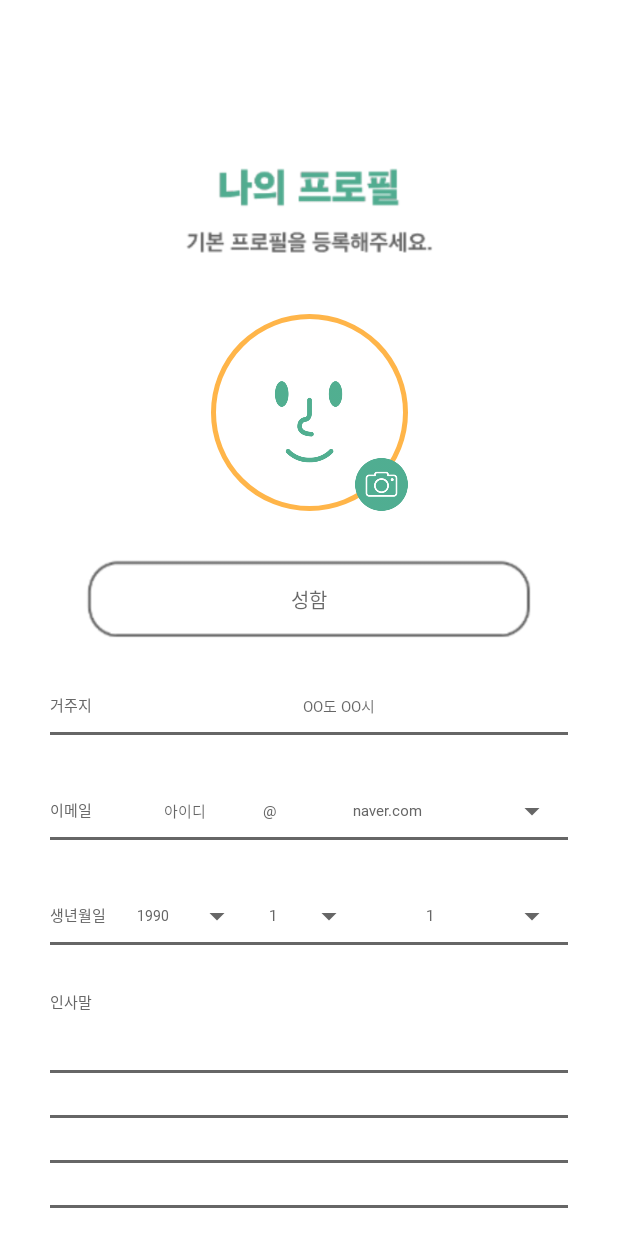
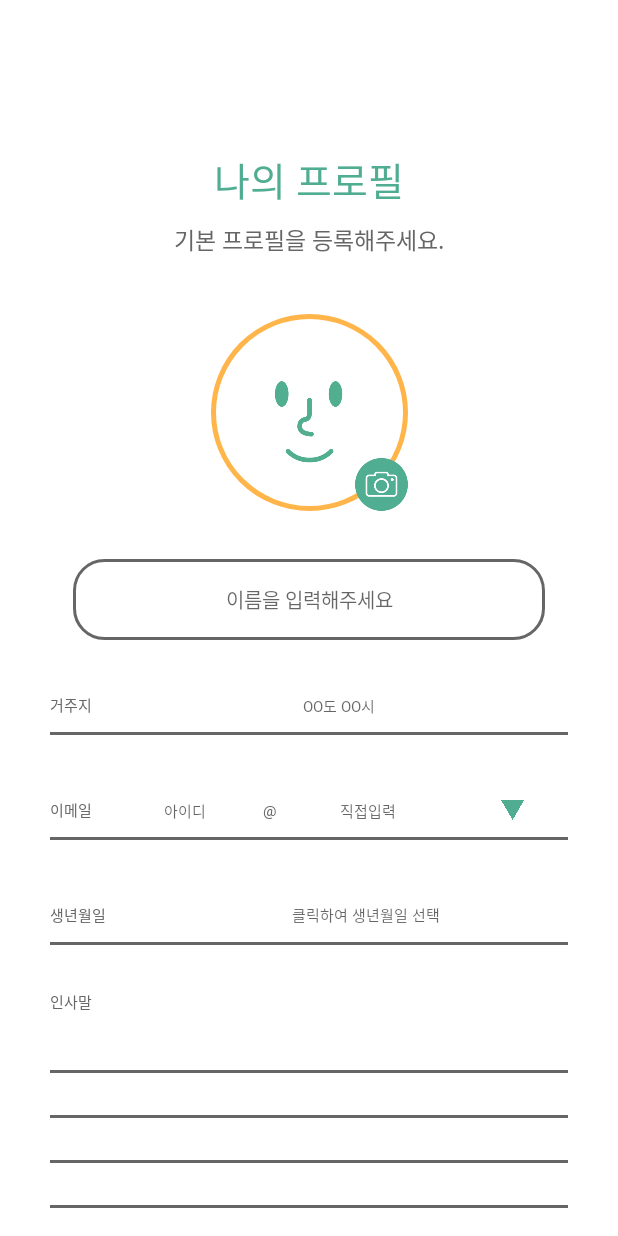
Before and after one commit to mancityg/CSMproject_Android, an Android app: the screen it shows after launch (Firstpage), after a tap on an icon or button, on a phone screen of 412 x 824 dp. Run offline under Robolectric (Android 15) with nearby library versions, the phone set to English and light mode, and no system bars; our stand-ins replace CircleImageView; pictures from the network do not load.

Commit message:
210204 by Jieun

```diff
--- /dev/null
+++ b/app/src/main/res/drawable/firstpage_textbox_rounded2.xml
@@ -0,0 +1,16 @@
+<?xml version="1.0" encoding="utf-8"?>
+<layer-list xmlns:android="http://schemas.android.com/apk/res/android">
+    <item
+        android:bottom="1dp"
+        android:left="1dp"
+        android:right="1dp"
+        android:top="1dp">
+        <shape android:shape="rectangle">
+            <stroke
+                android:width="2dp"
+                android:color="@color/blackTitle" />
+            <corners android:radius="20dp" />
+            <solid android:color="#FFF" />
+        </shape>
+    </item>
+</layer-list>
--- /dev/null
+++ b/app/src/main/res/drawable/selector_popup.xml
@@ -0,0 +1,9 @@
+<?xml version="1.0" encoding="utf-8"?>
+<selector xmlns:android="http://schemas.android.com/apk/res/android">
+    <!-- 클릭했을 경우 -->
+    <item android:state_pressed="true" android:drawable="@color/colorPrimary" />
+    <item android:state_selected="true" android:drawable="@color/colorPrimary" />
+    <!-- 클릭하지 않은 경우 -->
+    <item android:state_pressed="false" android:drawable="@color/windowBackground" />
+    <item android:state_selected="false" android:drawable="@color/windowBackground" />
+</selector>
--- a/app/src/main/res/layout/fragment_login_profile.xml
+++ b/app/src/main/res/layout/fragment_login_profile.xml
@@ -18,15 +18,31 @@
         app:layout_constraintEnd_toEndOf="parent"
         app:layout_constraintStart_toStartOf="parent">
 
-        <ImageView
-            android:id="@+id/letter1_image"
-            android:layout_width="170dp"
-            android:layout_height="100dp"
-            android:src="@drawable/firstpage_profile_letter1"
-            android:layout_marginTop="90dp"
+        <TextView
+            android:layout_width="wrap_content"
+            android:layout_height="wrap_content"
+            android:layout_marginTop="100dp"
+            android:fontFamily="@font/applesdgothicneoh"
+            android:text="나의 프로필"
+            android:textColor="@color/colorPrimary"
+            android:textSize="26sp"
+            android:background="@color/transparent"
             app:layout_constraintEnd_toEndOf="parent"
             app:layout_constraintStart_toStartOf="parent"
-            app:layout_constraintTop_toTopOf="parent"/>
+            app:layout_constraintTop_toTopOf="parent" />
+
+        <TextView
+            android:layout_width="wrap_content"
+            android:layout_height="wrap_content"
+            android:layout_marginTop="148dp"
+            android:background="@color/transparent"
+            android:fontFamily="@font/applesdgothicneoeb"
+            android:text="기본 프로필을 등록해주세요."
+            android:textColor="@color/blackTitle"
+            android:textSize="15sp"
+            app:layout_constraintEnd_toEndOf="parent"
+            app:layout_constraintStart_toStartOf="parent"
+            app:layout_constraintTop_toTopOf="parent" />
 
         <RelativeLayout
             android:layout_width="131dp"
@@ -56,30 +72,21 @@
                 android:clickable="true"/>
         </RelativeLayout>
 
-        <ImageView
-            android:id="@+id/textbox_image"
-            android:layout_width="300dp"
-            android:layout_height="55dp"
-            android:layout_marginTop="372dp"
-            android:background="@drawable/firstpage_textbox"
-            app:layout_constraintEnd_toEndOf="parent"
-            app:layout_constraintStart_toStartOf="parent"
-            app:layout_constraintTop_toTopOf="parent" />
-
         <EditText
             android:id="@+id/name_text"
             android:layout_width="match_parent"
             android:layout_height="55dp"
             android:layout_marginTop="372dp"
-            android:layout_marginStart="58dp"
-            android:layout_marginEnd="58dp"
-            android:hint="성함"
+            android:layout_marginStart="48dp"
+            android:layout_marginEnd="48dp"
+            android:hint="이름을 입력해주세요"
             android:fontFamily="@font/applesdgothicneom"
             android:textColor="@color/blackTitle"
             android:textSize="13sp"
             android:gravity="center"
-            android:background="@color/transparent"
+            android:background="@drawable/firstpage_textbox_rounded2"
             android:singleLine="true"
+            android:privateImeOptions="defaultInputmode=korean"
             app:layout_constraintEnd_toEndOf="parent"
             app:layout_constraintStart_toStartOf="parent"
             app:layout_constraintTop_toTopOf="parent" />
@@ -116,6 +123,7 @@
                 android:gravity="center"
                 android:hint="OO도 OO시"
                 android:singleLine="true"
+                android:privateImeOptions="defaultInputmode=korean"
                 android:textColor="@color/blackTitle"
                 android:textSize="10sp" />
         </LinearLayout>
@@ -152,6 +160,7 @@
                 android:gravity="center"
                 android:hint="아이디"
                 android:singleLine="true"
+                android:privateImeOptions="defaultInputmode=english"
                 android:textColor="@color/blackTitle"
                 android:textSize="10sp" />
 
@@ -165,12 +174,27 @@
                 android:textColor="@color/blackTitle"
                 android:textSize="10sp" />
 
-            <Spinner
-                android:id="@+id/email_spinner"
+            <EditText
+                android:id="@+id/email_domain_text"
+                android:layout_width="120dp"
+                android:layout_height="40dp"
+                android:background="@color/transparent"
+                android:fontFamily="@font/applesdgothicneom"
+                android:gravity="center"
+                android:hint="직접입력"
+                android:inputType="textEmailAddress"
+                android:singleLine="true"
+                android:textColor="@color/blackTitle"
+                android:textSize="10sp" />
+
+            <ImageButton
+                android:id="@+id/popup_req_btn"
                 android:layout_width="match_parent"
-                android:layout_height="40dp"
-                android:entries="@array/email"
-                android:theme="@style/SpinnerTheme" />
+                android:layout_height="13dp"
+                android:layout_gravity="center_vertical"
+                android:src="@drawable/firstpage_btn_down_arrow"
+                android:background="@color/transparent"
+                android:scaleType="centerInside" />
         </LinearLayout>
 
         <LinearLayout
@@ -181,6 +205,7 @@
             android:layout_marginStart="33dp"
             android:layout_marginEnd="33dp"
             android:orientation="horizontal"
+            android:weightSum="9"
             android:background="@drawable/underlined_textview"
             app:layout_constraintEnd_toEndOf="parent"
             app:layout_constraintStart_toStartOf="parent"
@@ -188,7 +213,8 @@
 
             <TextView
                 android:id="@+id/birthday_textview"
-                android:layout_width="50dp"
+                android:layout_width="0dp"
+                android:layout_weight="2"
                 android:layout_height="40dp"
                 android:text="생년월일"
                 android:textColor="@color/blackTitle"
@@ -196,29 +222,16 @@
                 android:fontFamily="@font/applesdgothicneom"
                 android:gravity="center_vertical" />
 
-            <Spinner
-                android:id="@+id/birthyear_spinner"
-                android:layout_width="wrap_content"
+            <TextView
+                android:id="@+id/birthday_datepicker"
+                android:layout_width="0dp"
+                android:layout_weight="7"
                 android:layout_height="40dp"
-                android:entries="@array/birthyear"
-                android:gravity="center"
-                android:theme="@style/SpinnerTheme" />
-
-            <Spinner
-                android:id="@+id/birthmonth_spinner"
-                android:layout_width="wrap_content"
-                android:layout_height="40dp"
-                android:entries="@array/birthmonth"
-                android:gravity="center"
-                android:theme="@style/SpinnerTheme" />
-
-            <Spinner
-                android:id="@+id/birthdate_spinner"
-                android:layout_width="match_parent"
-                android:layout_height="40dp"
-                android:entries="@array/birthmonth"
-                android:gravity="center"
-                android:theme="@style/SpinnerTheme" />
+                android:text="클릭하여 생년월일 선택"
+                android:textColor="?android:attr/textColorHint"
+                android:textSize="10sp"
+                android:fontFamily="@font/applesdgothicneom"
+                android:gravity="center" />
         </LinearLayout>
 
         <LinearLayout
--- a/app/src/main/res/layout/fragment_login_profile_change.xml
+++ b/app/src/main/res/layout/fragment_login_profile_change_dialog.xml
@@ -1,7 +1,6 @@
 <?xml version="1.0" encoding="utf-8"?>
 <androidx.constraintlayout.widget.ConstraintLayout xmlns:android="http://schemas.android.com/apk/res/android"
     xmlns:app="http://schemas.android.com/apk/res-auto"
-    xmlns:tools="http://schemas.android.com/tools"
     android:layout_width="match_parent"
     android:layout_height="300dp"
     android:src="@drawable/firstpage_login_profile_change_dialog_background_blank"
@@ -13,9 +12,8 @@
     <LinearLayout
         android:layout_width="match_parent"
         android:layout_height="250dp"
-        android:layout_marginStart="56dp"
-        android:layout_marginEnd="56dp"
-        android:layout_marginTop="25dp"
+        android:layout_marginStart="20dp"
+        android:layout_marginEnd="20dp"
         android:orientation="vertical"
         android:weightSum="3.9"
         app:layout_constraintEnd_toEndOf="parent"
--- a/app/src/main/res/values/array.xml
+++ b/app/src/main/res/values/array.xml
@@ -1,33 +1,18 @@
 <?xml version="1.0" encoding="utf-8"?>
 <resources>
-    <string-array name="email">
-        <item>naver.com</item>
-        <item>gmail.com</item>
-        <item>hanmail.net</item>
-    </string-array>
-
-    <string-array name="birthyear">
-        <item>1990</item><item>1991</item><item>1992</item><item>1993</item>
-        <item>1994</item><item>1995</item><item>1996</item><item>1997</item>
-        <item>1998</item><item>1999</item><item>2000</item><item>2001</item>
-        <item>2002</item><item>2003</item><item>2004</item><item>2005</item>
-        <item>2006</item>
-    </string-array>
-
-    <string-array name="birthmonth">
-        <item>1</item><item>2</item><item>3</item><item>4</item>
-        <item>5</item><item>6</item><item>7</item><item>8</item>
-        <item>9</item><item>10</item><item>11</item><item>12</item>
-    </string-array>
-
-    <string-array name="birthdate">
-        <item>1</item><item>2</item><item>3</item><item>4</item><item>5</item>
-        <item>6</item><item>7</item><item>8</item><item>9</item><item>10</item>
-        <item>11</item><item>12</item><item>13</item><item>14</item><item>15</item>
-        <item>16</item><item>17</item><item>18</item><item>19</item><item>20</item>
-        <item>21</item><item>22</item><item>23</item><item>24</item><item>25</item>
-        <item>26</item><item>27</item><item>28</item><item>29</item><item>30</item>
-        <item>31</item>
+    <string-array name="universities_array">
+        <item>경기대학교</item>
+        <item>경희대학교</item>
+        <item>동남보건대학교</item>
+        <item>성균관대학교</item>
+        <item>수원과학대학교</item>
+        <item>수원대학교</item>
+        <item>수원여자대학교</item>
+        <item>아주대학교</item>
+        <item>오산대학교</item>
+        <item>장안대학교</item>
+        <item>한신대학교</item>
+        <item>협성대학교</item>
     </string-array>
 
     <string-array name="studentNum">
--- a/app/src/main/res/values/strings.xml
+++ b/app/src/main/res/values/strings.xml
@@ -9,5 +9,4 @@
     values-round/strings.xml for round devices.
     -->
     <string name="hello_world">Hello Square World!</string>
-    <string name="title_activity_etcpage_campuslife">Etcpage_campuslife</string>
 </resources>
--- a/app/src/main/res/values/styles.xml
+++ b/app/src/main/res/values/styles.xml
@@ -8,16 +8,12 @@
         <item name="colorAccent">@color/colorAccent</item>
         <!-- This is for the BottomSheetDialog. -->
         <item name="bottomSheetDialogTheme">@style/AppBottomSheetDialogTheme</item>
+        <!-- This is for the DatePicker -->
+        <item name="android:datePickerStyle">@style/MyDatePicker</item>
+
     </style>
 
-    <style name="SpinnerTheme">
-        <item name="android:fontFamily">@font/applesdgothicneom</item>
-        <item name="android:textSize">10sp</item>
-        <item name="android:textColor">@color/blackTitle</item>
-        <item name="android:gravity">center</item>
-    </style>
-
-    <style name="SpinnerTheme2">
+    <style name="SpinnerTheme_Mentor">
         <item name="android:fontFamily">@font/applesdgothicneom</item>
         <item name="android:textSize">16sp</item>
         <item name="android:textColor">@color/blackTitle</item>
@@ -33,4 +29,16 @@
         parent="Widget.Design.BottomSheet.Modal">
         <item name="android:background">@drawable/round_rect</item>
     </style>
+
+    <style name="MyPopUp" parent="Widget.AppCompat.PopupMenu">
+        <item name="android:textColor">@color/blackTitle</item>
+        <item name="android:itemBackground">@drawable/selector_popup</item>
+        <item name="android:fontFamily">@font/applesdgothicneom</item>
+        <item name="android:textSize">12sp</item>
+    </style>
+
+    <style name="MyDatePicker" parent="android:Widget.Material.Light.DatePicker">
+        <item name="android:datePickerMode">spinner</item>
+        <item name="android:fontFamily">@font/applesdgothicneom</item>
+    </style>
 </resources>
```
Also changed, not shown: app/src/main/java/com/suwonccc/csmproject/firstpage_fragment/LoginMentee.kt (+12 -1 lines), app/src/main/java/com/suwonccc/csmproject/firstpage_fragment/LoginMentor.kt (+12 -6 lines), app/src/main/java/com/suwonccc/csmproject/firstpage_fragment/LoginProfile.kt (+59 -7 lines), app/src/main/res/layout/fragment_login_main.xml (+5 -5 lines), app/src/main/res/layout/fragment_login_mentee.xml (+8 -5 lines), app/src/main/res/layout/fragment_login_mentor.xml (+10 -7 lines), app/src/main/res/drawable/firstpage_btn_down_arrow.png (added), app/src/main/res/drawable/firstpage_textbox_rounded.xml (renamed from app/src/main/res/drawable/rounded_edittext.xml).
